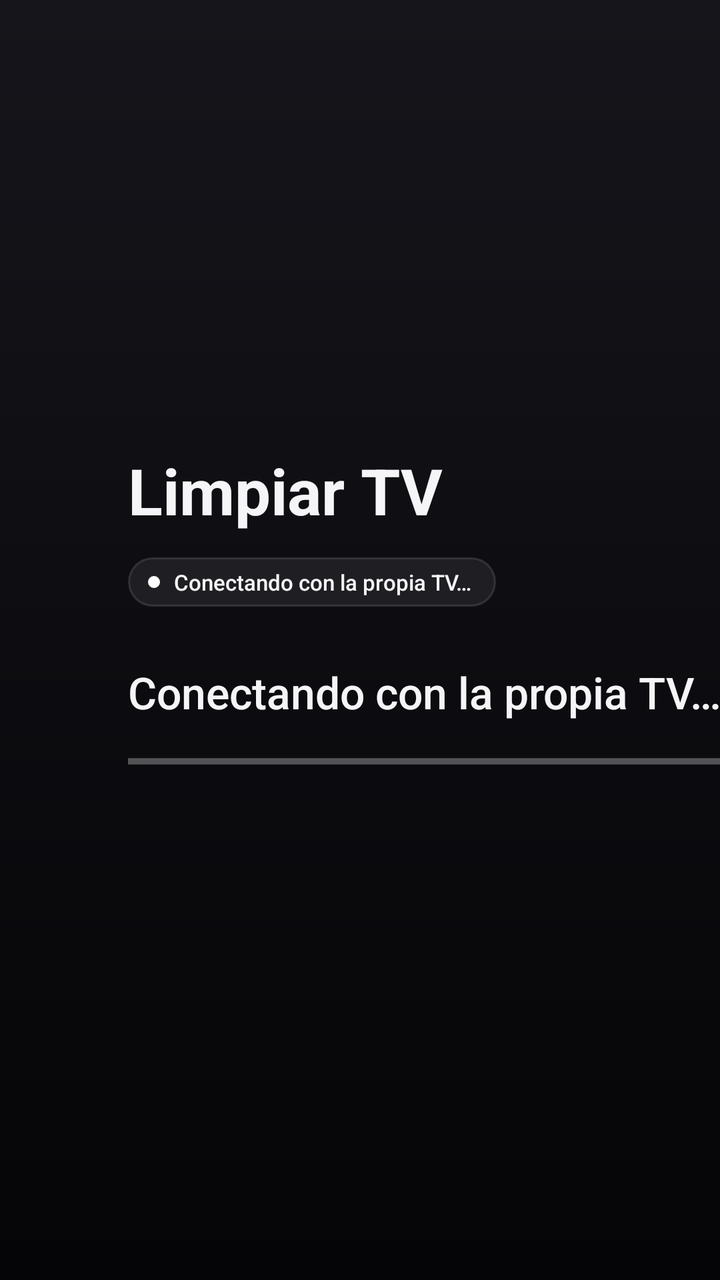
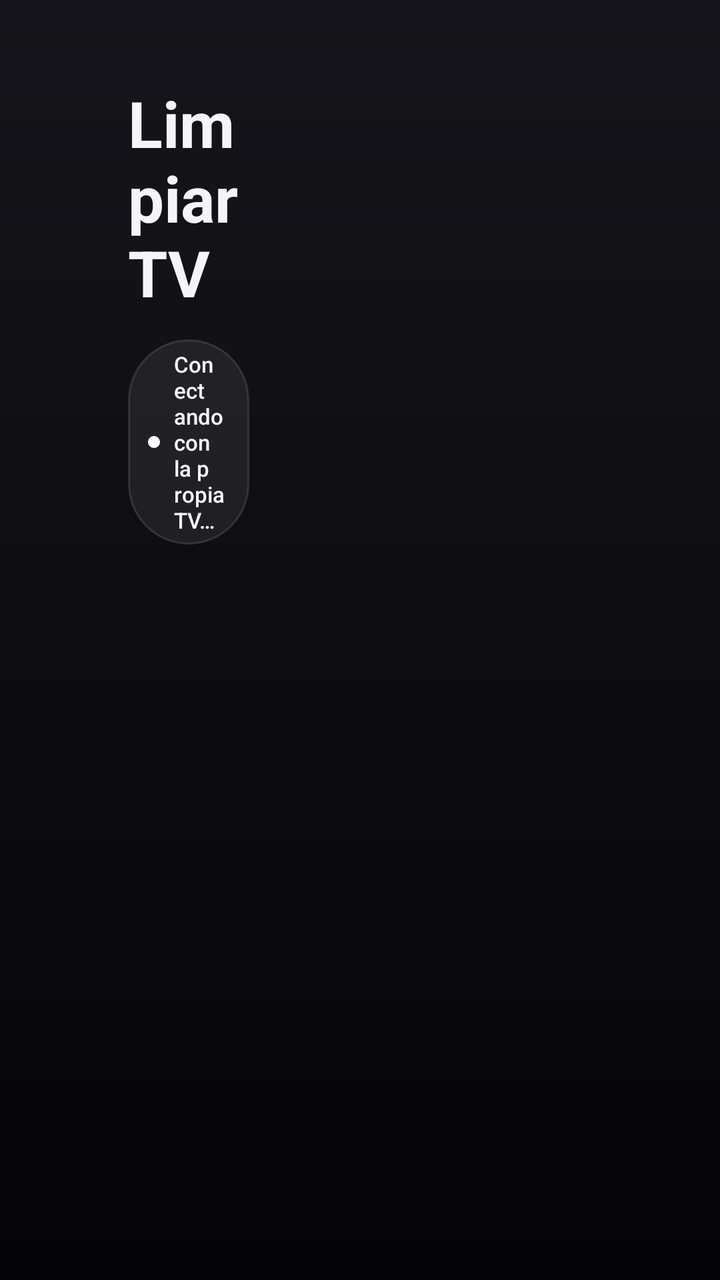

An Android layout rendered at two revisions. The XML below is the earlier revision; the diff shows what the commit changed to produce the second picture.
<!-- AndroidManifest.xml: application theme Theme.Halo -->
<!-- res/layout/activity_clean.xml -->
<?xml version="1.0" encoding="utf-8"?>
<FrameLayout xmlns:android="http://schemas.android.com/apk/res/android"
    android:layout_width="match_parent"
    android:layout_height="match_parent">

    <View
        android:id="@+id/glow"
        android:layout_width="match_parent"
        android:layout_height="match_parent" />

    
    <LinearLayout
        android:layout_width="520dp"
        android:layout_height="wrap_content"
        android:layout_gravity="center_vertical"
        android:layout_marginStart="@dimen/side_padding"
        android:orientation="vertical">

        <TextView
            android:layout_width="wrap_content"
            android:layout_height="wrap_content"
            android:text="@string/clean_title"
            android:textColor="@color/text_primary"
            android:textSize="32sp"
            android:textStyle="bold" />

        <LinearLayout
            android:layout_width="wrap_content"
            android:layout_height="wrap_content"
            android:layout_marginTop="12dp"
            android:background="@drawable/pill"
            android:gravity="center_vertical"
            android:orientation="horizontal"
            android:paddingStart="10dp"
            android:paddingTop="5dp"
            android:paddingEnd="12dp"
            android:paddingBottom="5dp">

            <View
                android:id="@+id/conn_dot"
                android:layout_width="6dp"
                android:layout_height="6dp"
                android:layout_marginEnd="7dp"
                android:background="@drawable/dot" />

            <TextView
                android:id="@+id/conn"
                android:layout_width="wrap_content"
                android:layout_height="wrap_content"
                android:fontFamily="sans-serif-medium"
                android:text="@string/clean_connecting"
                android:textColor="@color/text_primary"
                android:textSize="11sp" />
        </LinearLayout>

        <TextView
            android:id="@+id/headline"
            android:layout_width="match_parent"
            android:layout_height="wrap_content"
            android:layout_marginTop="28dp"
            android:fontFamily="sans-serif-medium"
            android:text="@string/clean_connecting"
            android:textColor="@color/text_primary"
            android:textSize="22sp" />

        <ProgressBar
            android:id="@+id/progress"
            style="@android:style/Widget.Material.ProgressBar.Horizontal"
            android:layout_width="match_parent"
            android:layout_height="wrap_content"
            android:layout_marginTop="12dp"
            android:indeterminate="true" />

        <TextView
            android:id="@+id/status"
            android:layout_width="match_parent"
            android:layout_height="wrap_content"
            android:layout_marginTop="10dp"
            android:lineSpacingMultiplier="1.25"
            android:textColor="@color/text_secondary"
            android:textSize="13sp" />

        <Button
            android:id="@+id/level"
            style="@style/TvButton"
            android:layout_marginTop="20dp"
            android:visibility="gone" />

        <Button
            android:id="@+id/action"
            style="@style/TvButton"
            android:visibility="gone" />

        <Button
            android:id="@+id/home_button"
            style="@style/TvButton"
            android:text="@string/opt_home_button"
            android:visibility="gone" />

        <Button
            android:id="@+id/restore_all"
            style="@style/TvButton"
            android:text="@string/clean_restore_all"
            android:visibility="gone" />
    </LinearLayout>
</FrameLayout>
<!-- resources referenced by this layout -->
<resources>
  <color name="text_primary">#FFF5F5F7</color>
  <color name="text_secondary">#99EBEBF5</color>
  <dimen name="side_padding">64dp</dimen>
  <!-- drawable dot (drawable) -->
  <?xml version="1.0" encoding="utf-8"?>
  <shape xmlns:android="http://schemas.android.com/apk/res/android" android:shape="oval">
      <solid android:color="#FFFFFFFF" />
  </shape>
  <!-- drawable pill (drawable) -->
  <?xml version="1.0" encoding="utf-8"?>
  <shape xmlns:android="http://schemas.android.com/apk/res/android">
      <solid android:color="@color/glass_fill" />
      <stroke android:width="1dp" android:color="@color/glass_stroke" />
      <corners android:radius="999dp" />
  </shape>
  <string name="clean_connecting">Conectando con la propia TV…</string>
  <string name="clean_restore_all">Deshacer todo</string>
  <string name="clean_title">Limpiar TV</string>
  <string name="opt_home_button">Botón Inicio → Halo</string>
  <color name="glass_fill">#12FFFFFF</color>
  <color name="glass_stroke">#1FFFFFFF</color>
  <!-- drawable bg_home (drawable) -->
  <?xml version="1.0" encoding="utf-8"?>
  <shape xmlns:android="http://schemas.android.com/apk/res/android">
      <gradient
          android:angle="270"
          android:endColor="@color/bg_bottom"
          android:startColor="@color/bg_top" />
  </shape>
  <color name="bg_bottom">#FF050507</color>
  <color name="bg_top">#FF15151B</color>
  <!-- unchanged entries left out for length: 3 -->
</resources>

<!-- the commit's change to res/layout/activity_clean.xml (unified diff, before → after) -->
@@ -8,99 +8,200 @@
         android:layout_width="match_parent"
         android:layout_height="match_parent" />
 
-    
     <LinearLayout
-        android:layout_width="520dp"
-        android:layout_height="wrap_content"
-        android:layout_gravity="center_vertical"
-        android:layout_marginStart="@dimen/side_padding"
-        android:orientation="vertical">
-
-        <TextView
-            android:layout_width="wrap_content"
-            android:layout_height="wrap_content"
-            android:text="@string/clean_title"
-            android:textColor="@color/text_primary"
-            android:textSize="32sp"
-            android:textStyle="bold" />
-
-        <LinearLayout
-            android:layout_width="wrap_content"
-            android:layout_height="wrap_content"
-            android:layout_marginTop="12dp"
-            android:background="@drawable/pill"
-            android:gravity="center_vertical"
-            android:orientation="horizontal"
-            android:paddingStart="10dp"
-            android:paddingTop="5dp"
-            android:paddingEnd="12dp"
-            android:paddingBottom="5dp">
-
-            <View
-                android:id="@+id/conn_dot"
-                android:layout_width="6dp"
-                android:layout_height="6dp"
-                android:layout_marginEnd="7dp"
-                android:background="@drawable/dot" />
-
-            <TextView
-                android:id="@+id/conn"
-                android:layout_width="wrap_content"
+        android:layout_width="match_parent"
+        android:layout_height="match_parent"
+        android:baselineAligned="false"
+        android:orientation="horizontal"
+        android:paddingStart="@dimen/side_padding"
+        android:paddingTop="40dp"
+        android:paddingEnd="@dimen/side_padding"
+        android:paddingBottom="24dp">
+
+        
+        <ScrollView
+            android:layout_width="0dp"
+            android:layout_height="match_parent"
+            android:layout_weight="0.4"
+            android:clipToPadding="false"
+            android:scrollbars="none">
+
+            <LinearLayout
+                android:id="@+id/actions"
+                android:layout_width="match_parent"
                 android:layout_height="wrap_content"
-                android:fontFamily="sans-serif-medium"
-                android:text="@string/clean_connecting"
-                android:textColor="@color/text_primary"
-                android:textSize="11sp" />
-        </LinearLayout>
-
-        <TextView
-            android:id="@+id/headline"
-            android:layout_width="match_parent"
-            android:layout_height="wrap_content"
-            android:layout_marginTop="28dp"
-            android:fontFamily="sans-serif-medium"
-            android:text="@string/clean_connecting"
-            android:textColor="@color/text_primary"
-            android:textSize="22sp" />
-
-        <ProgressBar
-            android:id="@+id/progress"
-            style="@android:style/Widget.Material.ProgressBar.Horizontal"
-            android:layout_width="match_parent"
-            android:layout_height="wrap_content"
-            android:layout_marginTop="12dp"
-            android:indeterminate="true" />
-
-        <TextView
-            android:id="@+id/status"
-            android:layout_width="match_parent"
-            android:layout_height="wrap_content"
-            android:layout_marginTop="10dp"
-            android:lineSpacingMultiplier="1.25"
-            android:textColor="@color/text_secondary"
-            android:textSize="13sp" />
-
-        <Button
-            android:id="@+id/level"
-            style="@style/TvButton"
-            android:layout_marginTop="20dp"
-            android:visibility="gone" />
-
-        <Button
-            android:id="@+id/action"
-            style="@style/TvButton"
-            android:visibility="gone" />
-
-        <Button
-            android:id="@+id/home_button"
-            style="@style/TvButton"
-            android:text="@string/opt_home_button"
-            android:visibility="gone" />
-
-        <Button
-            android:id="@+id/restore_all"
-            style="@style/TvButton"
-            android:text="@string/clean_restore_all"
-            android:visibility="gone" />
+                android:orientation="vertical"
+                android:paddingEnd="32dp"
+                android:paddingBottom="16dp">
+
+                <TextView
+                    android:layout_width="wrap_content"
+                    android:layout_height="wrap_content"
+                    android:text="@string/clean_title"
+                    android:textColor="@color/text_primary"
+                    android:textSize="32sp"
+                    android:textStyle="bold" />
+
+                <LinearLayout
+                    android:layout_width="wrap_content"
+                    android:layout_height="wrap_content"
+                    android:layout_marginTop="12dp"
+                    android:background="@drawable/pill"
+                    android:gravity="center_vertical"
+                    android:orientation="horizontal"
+                    android:paddingStart="10dp"
+                    android:paddingTop="5dp"
+                    android:paddingEnd="12dp"
+                    android:paddingBottom="5dp">
+
+                    <View
+                        android:id="@+id/conn_dot"
+                        android:layout_width="6dp"
+                        android:layout_height="6dp"
+                        android:layout_marginEnd="7dp"
+                        android:background="@drawable/dot" />
+
+                    <TextView
+                        android:id="@+id/conn"
+                        android:layout_width="wrap_content"
+                        android:layout_height="wrap_content"
+                        android:fontFamily="sans-serif-medium"
+                        android:text="@string/clean_connecting"
+                        android:textColor="@color/text_primary"
+                        android:textSize="11sp" />
+                </LinearLayout>
+
+                <LinearLayout
+                    android:id="@+id/levels"
+                    android:layout_width="wrap_content"
+                    android:layout_height="wrap_content"
+                    android:layout_marginTop="16dp"
+                    android:background="@drawable/glass"
+                    android:orientation="horizontal"
+                    android:padding="3dp"
+                    android:visibility="gone">
+
+                    <TextView
+                        android:id="@+id/level_seguro"
+                        style="@style/SegPill"
+                        android:text="@string/level_seguro" />
+
+                    <TextView
+                        android:id="@+id/level_recomendado"
+                        style="@style/SegPill"
+                        android:text="@string/level_recomendado" />
+
+                    <TextView
+                        android:id="@+id/level_agresivo"
+                        style="@style/SegPill"
+                        android:text="@string/level_agresivo" />
+                </LinearLayout>
+
+                <Button
+                    android:id="@+id/operator"
+                    style="@style/TvButton"
+                    android:layout_marginTop="10dp"
+                    android:visibility="gone" />
+
+                <TextView
+                    android:id="@+id/status"
+                    android:layout_width="match_parent"
+                    android:layout_height="wrap_content"
+                    android:layout_marginTop="14dp"
+                    android:layout_marginBottom="6dp"
+                    android:lineSpacingMultiplier="1.2"
+                    android:textColor="@color/text_secondary"
+                    android:textSize="12sp" />
+
+                <Button
+                    android:id="@+id/remove"
+                    style="@style/TvButton"
+                    android:text="@string/clean_remove"
+                    android:visibility="gone" />
+
+                <Button
+                    android:id="@+id/choose_home"
+                    style="@style/TvButton"
+                    android:text="@string/clean_choose_home"
+                    android:visibility="gone" />
+
+                <Button
+                    android:id="@+id/home_button"
+                    style="@style/TvButton"
+                    android:text="@string/opt_home_button"
+                    android:visibility="gone" />
+
+                <Button
+                    android:id="@+id/retry"
+                    style="@style/TvButton"
+                    android:text="@string/clean_retry"
+                    android:visibility="gone" />
+
+                <Button
+                    android:id="@+id/restore_all"
+                    style="@style/TvButton"
+                    android:text="@string/clean_restore_all"
+                    android:visibility="gone" />
+
+                <Button
+                    android:id="@+id/restore_launcher"
+                    style="@style/TvButton"
+                    android:text="@string/clean_restore_launcher"
+                    android:visibility="gone" />
+
+                <TextView
+                    android:id="@+id/help"
+                    android:layout_width="match_parent"
+                    android:layout_height="wrap_content"
+                    android:layout_marginTop="16dp"
+                    android:lineSpacingMultiplier="1.2"
+                    android:text="@string/clean_manual_help"
+                    android:textColor="@color/text_secondary"
+                    android:textSize="11sp"
+                    android:visibility="gone" />
+
+                <TextView
+                    android:id="@+id/log"
+                    android:layout_width="match_parent"
+                    android:layout_height="wrap_content"
+                    android:layout_marginTop="16dp"
+                    android:fontFamily="monospace"
+                    android:textColor="@color/text_secondary"
+                    android:textSize="10sp" />
+            </LinearLayout>
+        </ScrollView>
+
+        
+        <ScrollView
+            android:layout_width="0dp"
+            android:layout_height="match_parent"
+            android:layout_weight="0.6"
+            android:clipToPadding="false"
+            android:padding="4dp"
+            android:scrollbars="none">
+
+            <LinearLayout
+                android:layout_width="match_parent"
+                android:layout_height="wrap_content"
+                android:orientation="vertical">
+
+                <TextView
+                    android:id="@+id/list_header"
+                    android:layout_width="wrap_content"
+                    android:layout_height="wrap_content"
+                    android:layout_marginTop="8dp"
+                    android:layout_marginBottom="8dp"
+                    android:fontFamily="sans-serif-medium"
+                    android:letterSpacing="0.1"
+                    android:textColor="@color/text_secondary"
+                    android:textSize="10sp" />
+
+                <LinearLayout
+                    android:id="@+id/packages"
+                    android:layout_width="match_parent"
+                    android:layout_height="wrap_content"
+                    android:orientation="vertical" />
+            </LinearLayout>
+        </ScrollView>
     </LinearLayout>
 </FrameLayout>
<!-- resource entries referenced after the edit -->
@@ -8,6 +8,13 @@
   <shape xmlns:android="http://schemas.android.com/apk/res/android" android:shape="oval">
       <solid android:color="#FFFFFFFF" />
   </shape>
+  <!-- drawable glass (drawable) -->
+  <?xml version="1.0" encoding="utf-8"?>
+  <shape xmlns:android="http://schemas.android.com/apk/res/android">
+      <solid android:color="@color/glass_fill" />
+      <stroke android:width="1dp" android:color="@color/glass_stroke" />
+      <corners android:radius="22dp" />
+  </shape>
   <!-- drawable pill (drawable) -->
   <?xml version="1.0" encoding="utf-8"?>
   <shape xmlns:android="http://schemas.android.com/apk/res/android">
@@ -15,12 +22,49 @@
       <stroke android:width="1dp" android:color="@color/glass_stroke" />
       <corners android:radius="999dp" />
   </shape>
+  <string name="clean_choose_home">Elegir launcher de inicio</string>
   <string name="clean_connecting">Conectando con la propia TV…</string>
-  <string name="clean_restore_all">Deshacer todo</string>
+  <string name="clean_manual_help">Para quitar el launcher de Google de verdad hace falta el modo automático: Ajustes → Sistema → Opciones para desarrolladores → activa «Depuración USB» (y «Depuración por red» si existe) y pulsa «Reintentar conexión». Si no aparece ninguna de las dos, la única vía es conectar la TV una vez a un PC por USB y usar los scripts.</string>
+  <string name="clean_remove">Quitar apps</string>
+  <string name="clean_restore_all">Restaurar todo lo quitado</string>
+  <string name="clean_restore_launcher">Volver al launcher original</string>
+  <string name="clean_retry">Reintentar conexión</string>
   <string name="clean_title">Limpiar TV</string>
+  <string name="level_agresivo">Agresivo</string>
+  <string name="level_recomendado">Recomendado</string>
+  <string name="level_seguro">Seguro</string>
   <string name="opt_home_button">Botón Inicio → Halo</string>
+  <style name="SegPill">
+          <item name="android:layout_width">wrap_content</item>
+          <item name="android:layout_height">wrap_content</item>
+          <item name="android:background">@drawable/seg_pill</item>
+          <item name="android:focusable">true</item>
+          <item name="android:fontFamily">sans-serif-medium</item>
+          <item name="android:paddingStart">14dp</item>
+          <item name="android:paddingEnd">14dp</item>
+          <item name="android:paddingTop">7dp</item>
+          <item name="android:paddingBottom">7dp</item>
+          <item name="android:textColor">@color/seg_text</item>
+          <item name="android:textSize">13sp</item>
+      </style>
   <color name="glass_fill">#12FFFFFF</color>
   <color name="glass_stroke">#1FFFFFFF</color>
+  <!-- drawable seg_pill (drawable) -->
+  <?xml version="1.0" encoding="utf-8"?>
+  <selector xmlns:android="http://schemas.android.com/apk/res/android">
+      <item android:state_selected="true" android:state_focused="true">
+          <shape><solid android:color="#FFF5F5F7" /><stroke android:width="2dp" android:color="@color/accent_blue" /><corners android:radius="7dp" /></shape>
+      </item>
+      <item android:state_selected="true">
+          <shape><solid android:color="#FFF5F5F7" /><corners android:radius="7dp" /></shape>
+      </item>
+      <item android:state_focused="true">
+          <shape><solid android:color="#33FFFFFF" /><corners android:radius="7dp" /></shape>
+      </item>
+      <item>
+          <shape><solid android:color="#00000000" /><corners android:radius="7dp" /></shape>
+      </item>
+  </selector>
   <!-- drawable bg_home (drawable) -->
   <?xml version="1.0" encoding="utf-8"?>
   <shape xmlns:android="http://schemas.android.com/apk/res/android">
@@ -29,6 +73,7 @@
           android:endColor="@color/bg_bottom"
           android:startColor="@color/bg_top" />
   </shape>
+  <color name="accent_blue">#FF0A84FF</color>
   <color name="bg_bottom">#FF050507</color>
   <color name="bg_top">#FF15151B</color>
   <!-- unchanged entries left out for length: 3 -->
